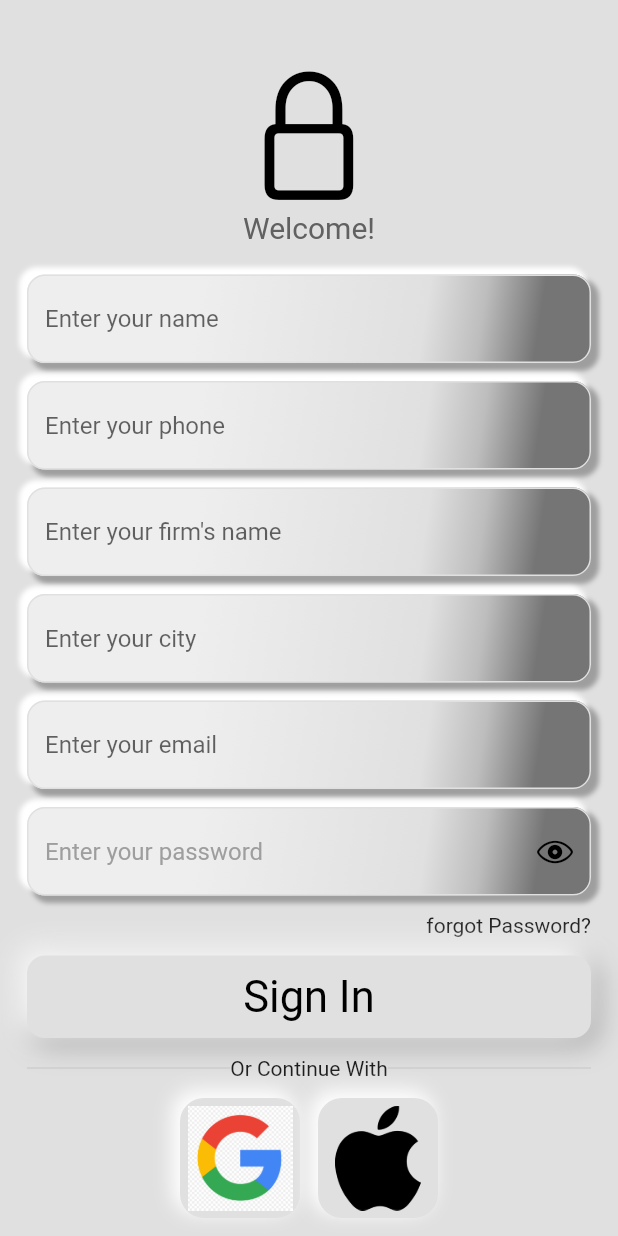
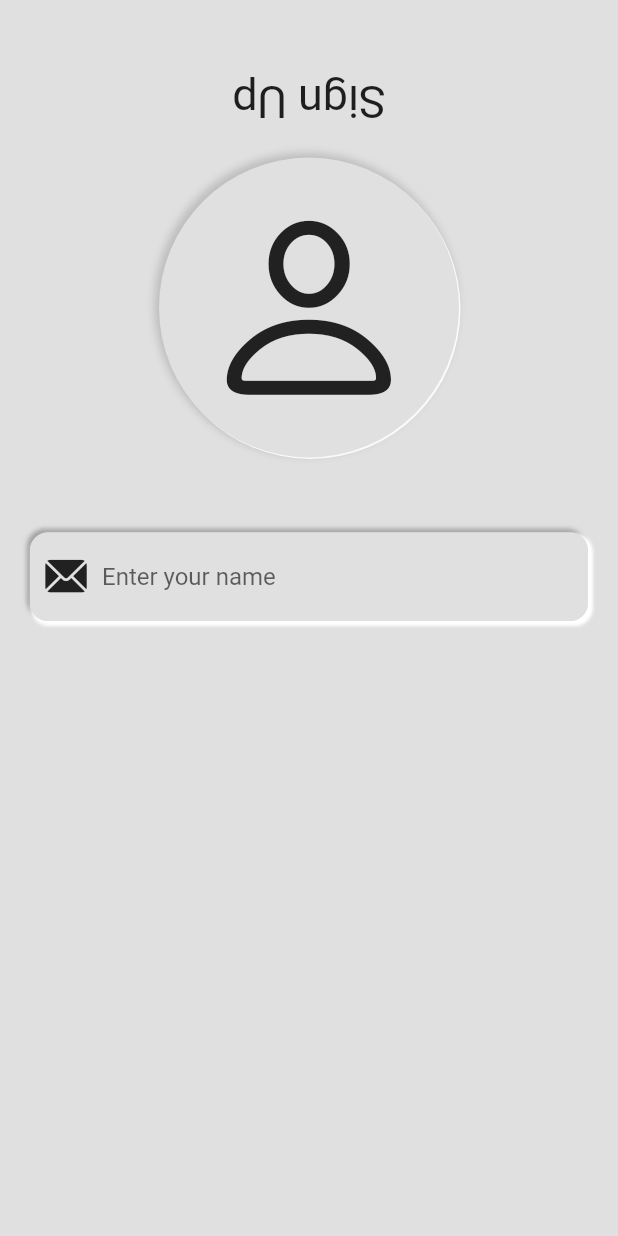
Before and after one commit to Sunny-india/wscubetech, a Flutter app: the screen it shows after launch, on a phone screen of 412 x 824 dp. Run offline on Flutter 3.47's test engine with Material 2 defaults, Android fonts, the phone set to English and light mode, and no system bars; our stand-ins replace firebase_auth, firebase_core; accounts and stored records are empty.

Commit message:
email validator extension on

```diff
--- /dev/null
+++ b/lib/customer_register_page.dart
@@ -0,0 +1,145 @@
+import 'dart:math';
+
+import 'package:flutter/cupertino.dart';
+import 'package:flutter/material.dart';
+import 'package:wscubetech/login_page.dart';
+import 'package:wscubetech/my_widgets/my_custom_sized_box.dart';
+
+class CustomerRegisterPage extends StatelessWidget {
+  CustomerRegisterPage({super.key});
+  final TextEditingController nameController = TextEditingController();
+
+  @override
+  Widget build(BuildContext context) {
+    Size size = MediaQuery.sizeOf(context);
+    return Scaffold(
+      backgroundColor: Colors.grey.shade300,
+      body: SafeArea(
+        child: Padding(
+          padding: const EdgeInsets.symmetric(horizontal: 20.0),
+          child: Center(
+            child: Column(
+              children: [
+                const MyBox(mHeight: 50),
+
+                /// heading label
+                Transform.rotate(
+                  angle: pi / 1,
+                  child: const Text(
+                    'Sign Up',
+                    style: TextStyle(fontSize: 30),
+                  ),
+                ),
+                const MyBox(mHeight: 20),
+
+                /// icon
+                Container(
+                  height: 200,
+                  width: 200,
+                  alignment: Alignment.center,
+                  decoration: BoxDecoration(
+                    color: Colors.grey.shade300,
+                    borderRadius: BorderRadius.circular(100),
+                    boxShadow: [
+                      BoxShadow(
+                        color: Colors.grey.shade400,
+                        offset: const Offset(-2, -2),
+                        blurRadius: 4,
+                        spreadRadius: 1,
+                      ),
+                      BoxShadow(
+                        color: Colors.grey.shade50,
+                        offset: const Offset(1, 1),
+                        //blurRadius: 6,
+                        //spreadRadius: 1,
+
+                        //blurRadius: 2,
+                      ),
+                    ],
+                    // gradient: LinearGradient(
+                    //     colors: [Colors.teal.shade100, Colors.teal.shade300],
+                    //     begin: Alignment.topLeft,
+                    //     end: Alignment.bottomRight,
+                    //     stops: const [0.4, 0.99]),
+                  ),
+                  child: Icon(
+                    CupertinoIcons.person,
+                    color: Colors.grey.shade900,
+                    size: 150,
+                  ),
+                ),
+                const MyBox(mHeight: 50),
+
+                /// email textfield
+                Container(
+                  decoration: BoxDecoration(
+                      color: Colors.grey.shade300,
+                      borderRadius: BorderRadius.circular(12),
+                      boxShadow: [
+                        BoxShadow(
+                            color: Colors.grey.shade500,
+                            offset: const Offset(-2, -2),
+                            blurRadius: 2,
+                            spreadRadius: 0),
+                        const BoxShadow(
+                          color: Colors.white,
+                          offset: Offset(2, 2),
+                          blurRadius: 1,
+                          spreadRadius: 1,
+                        )
+                      ]),
+                  child: TextFormField(
+                    focusNode: FocusScopeNode(),
+                    controller: nameController,
+                    decoration: buildInputDecoration().copyWith(
+                        prefixIcon: Icon(
+                          CupertinoIcons.mail_solid,
+                          color: Colors.grey.shade900,
+                          size: 30,
+                        ),
+                        hintText: 'Enter your name'),
+                    validator: (value) {
+                      if (value!.isEmpty || value == '') {
+                        return 'Please Enter email';
+                      } else if (value.isValidEmail() == false) {
+                        return '    enter valid email only';
+                      } else {
+                        return null;
+                      }
+                    },
+                    autovalidateMode: AutovalidateMode.onUserInteraction,
+                  ),
+                ),
+              ],
+            ),
+          ),
+        ),
+      ),
+    );
+  }
+
+  InputDecoration buildInputDecoration() {
+    return InputDecoration(
+      enabledBorder: OutlineInputBorder(
+        borderRadius: BorderRadius.circular(12),
+        borderSide: BorderSide(color: Colors.grey.shade300),
+      ),
+      focusedBorder: OutlineInputBorder(
+        borderRadius: BorderRadius.circular(
+          12,
+        ),
+        borderSide:
+            const BorderSide(color: Colors.lightBlueAccent, strokeAlign: 2),
+      ),
+      errorStyle: const TextStyle(color: Colors.red),
+      errorBorder: OutlineInputBorder(
+        borderRadius: BorderRadius.circular(12),
+      ),
+      // errorBorder: OutlineInputBorder(
+      //   borderRadius: BorderRadius.circular(12),
+      // ),
+      // fillColor: Colors.grey.shade300,
+      //filled: true,
+    );
+  }
+}
--- a/lib/login_page.dart
+++ b/lib/login_page.dart
@@ -316,15 +316,14 @@ class _LoginPageState extends State<LoginPage> {
         borderSide: BorderSide(color: Colors.grey.shade300),
       ),
       focusedBorder: OutlineInputBorder(
-        borderRadius: BorderRadius.circular(
-          12,
-        ),
+        borderRadius: BorderRadius.circular(12),
         borderSide: const BorderSide(color: Colors.lightBlueAccent),
       ),
-      errorBorder: OutlineInputBorder(
+      focusedErrorBorder: OutlineInputBorder(
         borderRadius: BorderRadius.circular(12),
         borderSide: const BorderSide(color: Colors.red),
       ),
+
       // fillColor: Colors.grey.shade300,
       //filled: true,
     );
@@ -336,3 +335,11 @@ extension ValidName on String {
     return RegExp(r'^[a-zA-Z]+$').hasMatch(this);
   }
 }
+
+extension ValidEmail on String {
+  bool isValidEmail() {
+    return RegExp(
+            r"^[a-zA-Z0-9]+[\_\-\.]*[a-zA-Z0-9]*[\@][a-zA-Z]{2,}[\.][a-zA-Z]{2,5}$")
+        .hasMatch(this);
+  }
+}
--- a/lib/main.dart
+++ b/lib/main.dart
@@ -1,14 +1,14 @@
 import 'package:firebase_core/firebase_core.dart';
 import 'package:flutter/material.dart';
-import 'package:wscubetech/splash_page.dart';
+import 'package:wscubetech/customer_register_page.dart';
 
 import 'firebase_options.dart';
 
 void main() async {
   WidgetsFlutterBinding.ensureInitialized();
   await Firebase.initializeApp(options: DefaultFirebaseOptions.currentPlatform);
-  runApp(const MaterialApp(
+  runApp(MaterialApp(
     debugShowCheckedModeBanner: false,
-    home: SplashScreen(),
+    home: CustomerRegisterPage(),
   ));
 }
```
